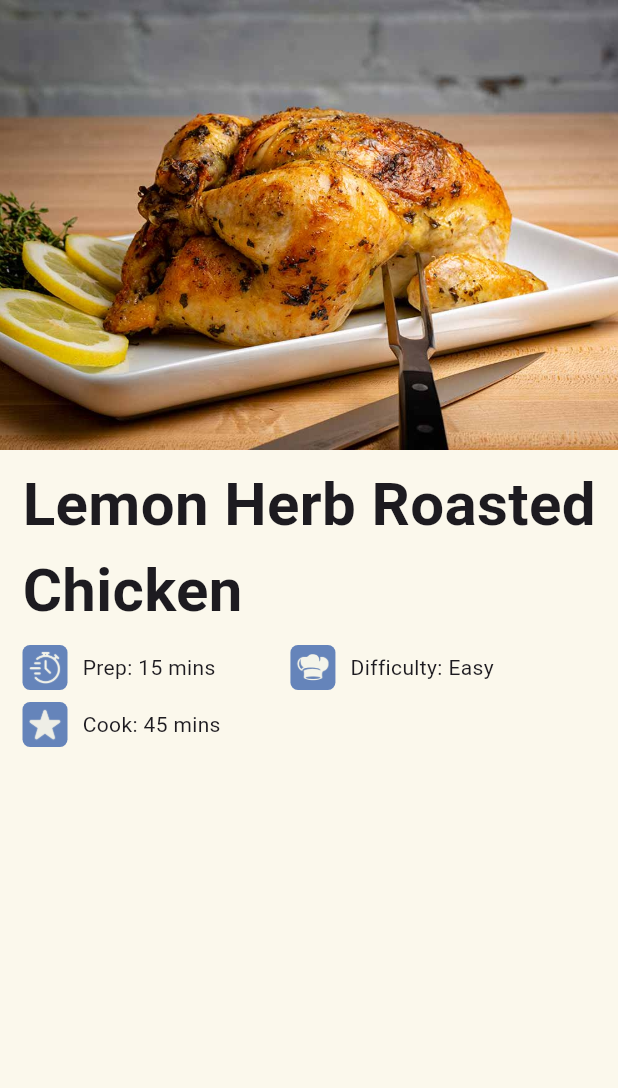
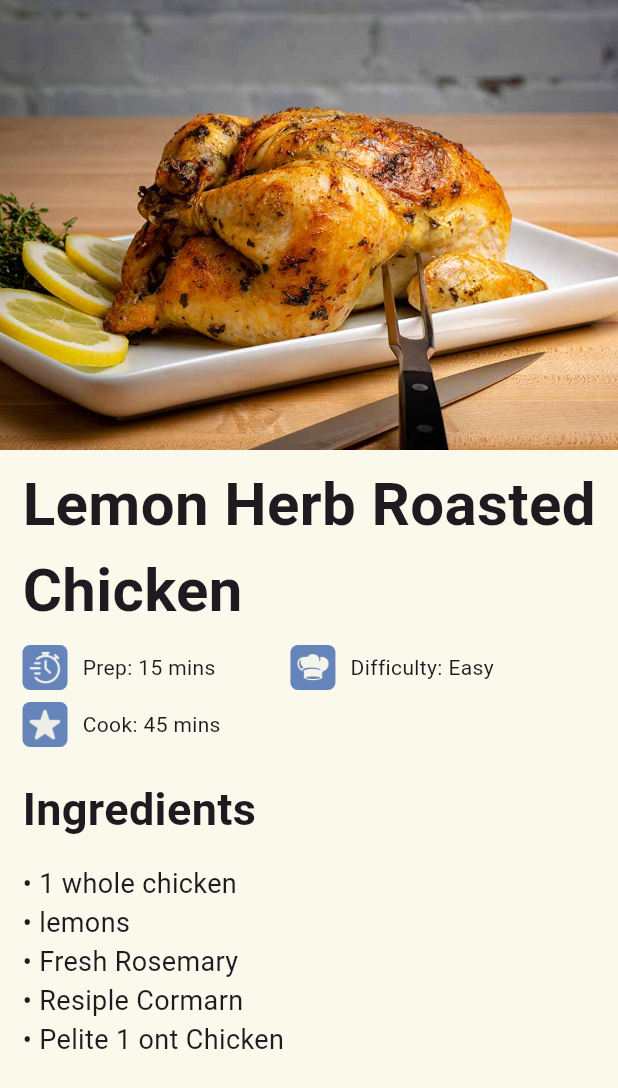
Before and after one commit to maelprz/P01-RecipeCard, a Flutter app: the screen it shows after launch, on a phone screen of 412 x 824 dp. Shown: the top 1088 px of the screen. Run offline on Flutter 3.47's test engine with Material 3 defaults, Android fonts, the light colour scheme and no system bars.

Commit message:
•Added the ingredients list

```diff
--- a/lib/main.dart
+++ b/lib/main.dart
@@ -23,7 +23,8 @@ class RecipeCard extends StatelessWidget {
   Widget build(BuildContext context) {
     return Scaffold(
       backgroundColor: const Color(0xFFFBF8EC),
-      body: Column(
+      body: SingleChildScrollView(
+        child: Column(
           crossAxisAlignment: CrossAxisAlignment.start,
           children: [
             // Recipe image
@@ -73,7 +74,7 @@ class RecipeCard extends StatelessWidget {
                       const SizedBox(width: 10),
                       const Text('Prep: 15 mins'),
 
-                    const SizedBox(width: 50), // spacing between the two
+                      const SizedBox(width: 50),
 
                       // Chef Hat
                       Container(
@@ -112,7 +113,32 @@ class RecipeCard extends StatelessWidget {
                 ],
               ),
             ),
+
+            // Ingredients Section
+            const SizedBox(height: 20), // spacing before ingredients
+            Padding(
+              padding: const EdgeInsets.only(left: 15),
+              child: Column(
+                crossAxisAlignment: CrossAxisAlignment.start,
+                children: const [
+                  Text(
+                    'Ingredients',
+                    style: TextStyle(
+                      fontSize: 30,
+                      fontWeight: FontWeight.bold,
+                    ),
+                  ),
+                  SizedBox(height: 15),
+                  Text('• 1 whole chicken', style: TextStyle(fontSize: 18)),
+                  Text('• lemons', style: TextStyle(fontSize: 18)),
+                  Text('• Fresh Rosemary', style: TextStyle(fontSize: 18)),
+                  Text('• Resiple Cormarn', style: TextStyle(fontSize: 18)),
+                  Text('• Pelite 1 ont Chicken', style: TextStyle(fontSize: 18)),
                 ],
+              ),
+            ),
+          ],
+        ),
       ),
     );
   }
```
Lines whose indentation alone changed are shown as unchanged.
